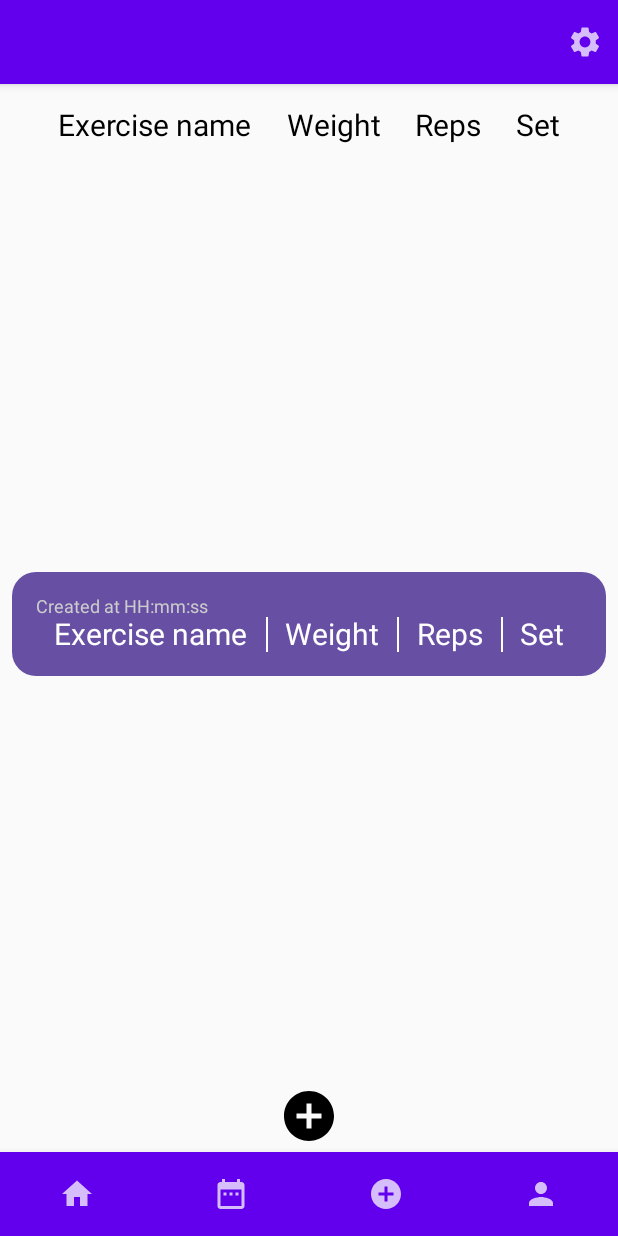
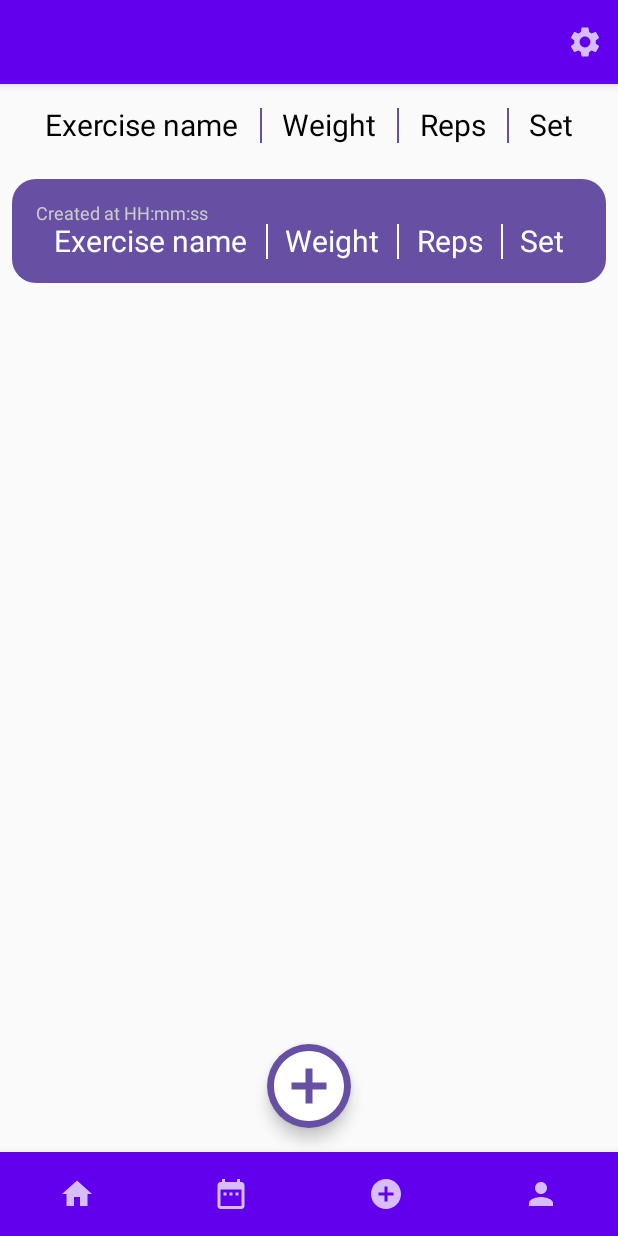
Before and after one commit to SGDTNQZ/Android-Pet-poject, an Android app built with Jetpack Compose: the WorkoutScreen screen opened through its navigation route, on a phone screen of 412 x 824 dp. Run offline under Robolectric (Android 15) with nearby library versions, the phone set to English and light mode, and no system bars; our stand-ins replace Firebase (no records; nobody signed in at launch, a user with empty details on screens opened directly), livedata-compose.

Commit message:
добавил FloatingActionButton

```diff
--- a/app/src/main/java/com/littlelemon/petproject/screens/WorkoutScreen.kt
+++ b/app/src/main/java/com/littlelemon/petproject/screens/WorkoutScreen.kt
@@ -13,13 +13,16 @@ import androidx.compose.foundation.layout.padding
 import androidx.compose.foundation.layout.size
 import androidx.compose.foundation.layout.width
 import androidx.compose.foundation.layout.wrapContentHeight
+import androidx.compose.foundation.shape.CircleShape
 import androidx.compose.foundation.shape.RoundedCornerShape
 import androidx.compose.material.Divider
+import androidx.compose.material.FloatingActionButton
 import androidx.compose.material.Icon
 import androidx.compose.material.Text
 import androidx.compose.material.icons.Icons
 import androidx.compose.material.icons.filled.AddCircle
 import androidx.compose.material3.IconButton
+import androidx.compose.material3.LargeFloatingActionButton
 import androidx.compose.material3.MaterialTheme
 import androidx.compose.material3.VerticalDivider
 import androidx.compose.runtime.Composable
@@ -47,7 +50,7 @@ fun WorkoutScreen(navController: NavController){
             modifier = Modifier
                 .fillMaxSize()
                 .weight(1F),
-            verticalArrangement = Arrangement.Center,
+//            verticalArrangement = Arrangement.Center,
             horizontalAlignment = Alignment.CenterHorizontally
         ) {
             // Add content here
@@ -61,13 +64,18 @@ fun WorkoutScreen(navController: NavController){
             verticalAlignment = Alignment.CenterVertically,
             horizontalArrangement = Arrangement.Center
         ){
-            IconButton(onClick = { /*TODO*/ },
-                ) {
+            FloatingActionButton(
+                onClick = { /*TODO*/ },
+                shape = CircleShape,
+                backgroundColor = MaterialTheme.colorScheme.primary,
+                contentColor = Color.White,
+                modifier = Modifier
+                    .padding(16.dp)) {
                 Icon(
                     Icons.Default.AddCircle,
-                    contentDescription = "Add",
-                    modifier = Modifier.fillMaxSize()
-                )
+                    contentDescription = "Add button",
+                    modifier = Modifier
+                        .size(56.dp))
             }
         }
         MyAppBottomBar(navController)
@@ -80,6 +88,7 @@ fun WorkoutHeader(){
     Row (
         modifier = Modifier
             .fillMaxWidth()
+            .height(IntrinsicSize.Min)
             .padding(16.dp),
         horizontalArrangement = Arrangement.SpaceEvenly
     ) {
@@ -87,14 +96,31 @@ fun WorkoutHeader(){
             text = "Exercise name",
             fontSize = 20.sp,
         )
-
+        Divider(
+            color = MaterialTheme.colorScheme.primary,
+            modifier = Modifier
+                .fillMaxHeight()
+                .width(1.dp),
+        )
         Text(
             text = "Weight",
             fontSize = 20.sp,
         )
+        Divider(
+            color = MaterialTheme.colorScheme.primary,
+            modifier = Modifier
+                .fillMaxHeight()
+                .width(1.dp),
+        )
         Text(
             text = "Reps",
             fontSize = 20.sp,
+        )
+        Divider(
+            color = MaterialTheme.colorScheme.primary,
+            modifier = Modifier
+                .fillMaxHeight()
+                .width(1.dp),
         )
         Text(
             text = "Set",
```
